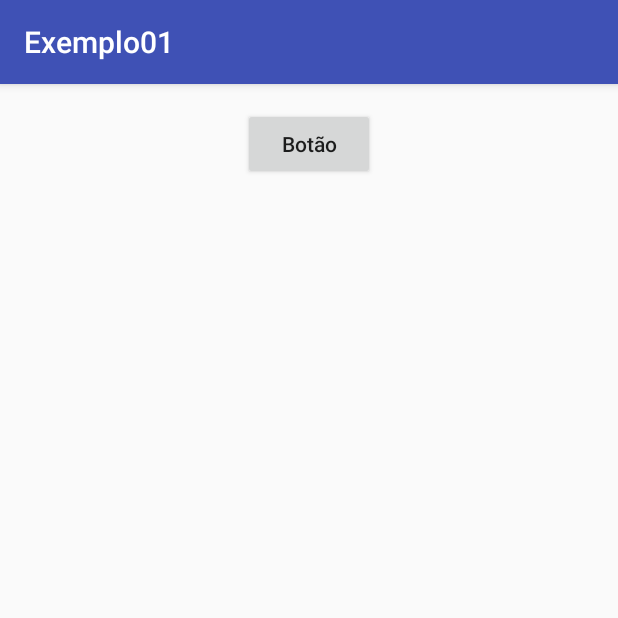
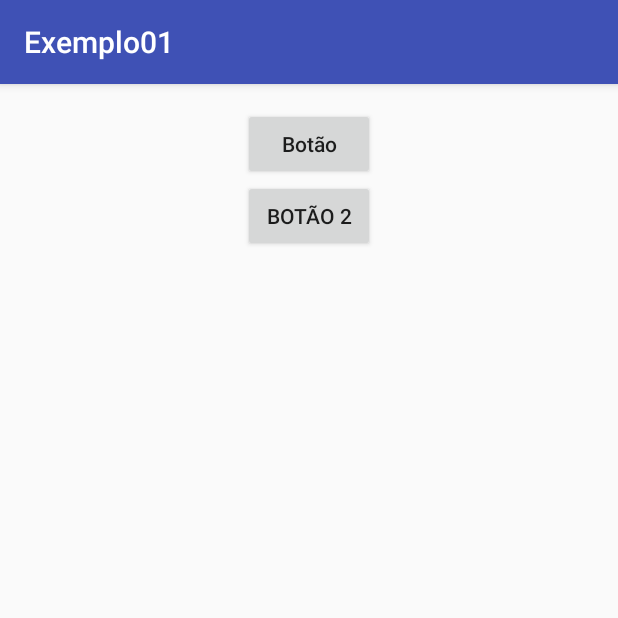
Before and after one commit to gubartz/pdm, an Android app: the screen it shows after launch (MainActivity), on a phone screen of 412 x 824 dp, the top half of it. Run offline under Robolectric (Android 15) with nearby library versions, the phone set to English and light mode, and no system bars.

Commit message:
Adicionando tratamento de evento por meio de listener no Exemplo01

```diff
--- a/Exemplo01/app/src/main/java/br/edu/ifsp/hto/exemplo01/MainActivity.java
+++ b/Exemplo01/app/src/main/java/br/edu/ifsp/hto/exemplo01/MainActivity.java
@@ -3,18 +3,29 @@ package br.edu.ifsp.hto.exemplo01;
 import android.support.v7.app.AppCompatActivity;
 import android.os.Bundle;
 import android.view.View;
+import android.widget.Button;
 import android.widget.Toast;
 
-public class MainActivity extends AppCompatActivity {
+public class MainActivity extends AppCompatActivity{
 
     @Override
     protected void onCreate(Bundle savedInstanceState) {
         super.onCreate(savedInstanceState);
         setContentView(R.layout.activity_main);
+
+        Button btBotao2 = (Button) findViewById(R.id.btBotao2);
+        btBotao2.setOnClickListener(new View.OnClickListener() {
+            @Override
+            public void onClick(View v) {
+                onClickBtBotao(v);
+            }
+        });
+
     }
 
     //G: Método invocado quando o botão é clicado
     public void onClickBtBotao(View v){
         Toast.makeText(this, "Olá Android!", Toast.LENGTH_LONG).show();
     }
+
 }
--- a/Exemplo01/app/src/main/res/layout/activity_main.xml
+++ b/Exemplo01/app/src/main/res/layout/activity_main.xml
@@ -19,5 +19,14 @@
         android:layout_centerHorizontal="true"
         android:textAllCaps="false"
         android:clickable="true"
-        android:onClick="onClickBtBotao" /> <!-- G: Associando o método onClickBtBotao da classe MainActivity -->
+        android:onClick="onClickBtBotao" />
+
+    <Button
+        android:layout_width="wrap_content"
+        android:layout_height="wrap_content"
+        android:text="@string/botao2"
+        android:id="@+id/btBotao2"
+        android:layout_below="@+id/btBotao"
+        android:layout_centerHorizontal="true" />
+    <!-- G: Associando o método onClickBtBotao da classe MainActivity -->
 </RelativeLayout>
--- a/Exemplo01/app/src/main/res/values/strings.xml
+++ b/Exemplo01/app/src/main/res/values/strings.xml
@@ -1,4 +1,5 @@
 <resources>
     <string name="app_name">Exemplo01</string>
     <string name="botao">Botão</string>
+    <string name="botao2">Botão 2</string>
 </resources>
```
